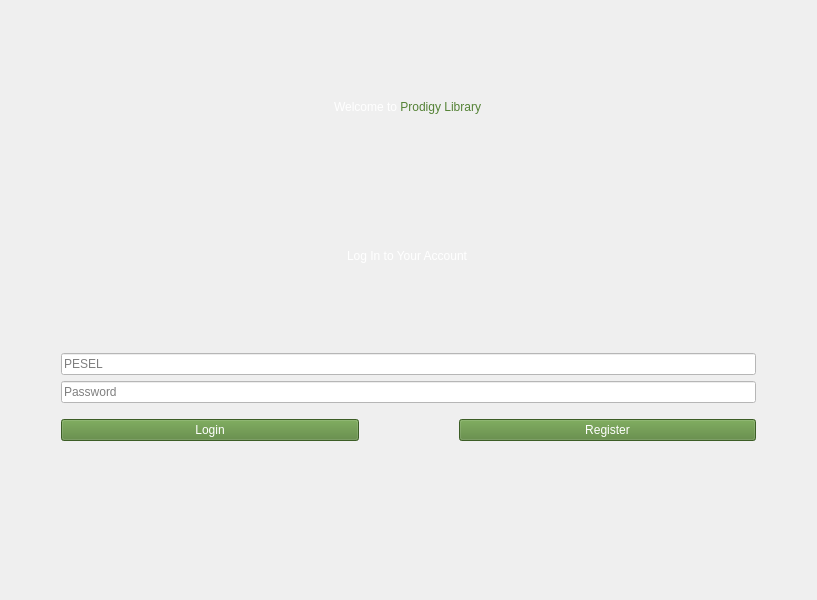
Above: loginview.ui from wcislak97/ProdigyLibrary before the change. Below: the same form after it.
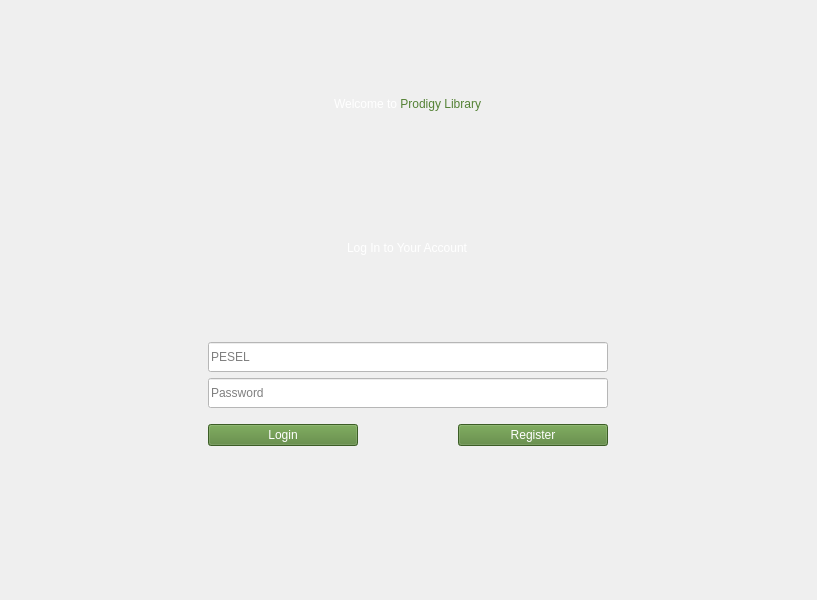
That is the form after the change.

```diff
--- a/loginview.ui
+++ b/loginview.ui
@@ -50,6 +50,18 @@
        </property>
        <item row="0" column="0">
         <widget class="QLineEdit" name="lineEdit_pesel">
+         <property name="minimumSize">
+          <size>
+           <width>300</width>
+           <height>30</height>
+          </size>
+         </property>
+         <property name="maximumSize">
+          <size>
+           <width>400</width>
+           <height>30</height>
+          </size>
+         </property>
          <property name="styleSheet">
           <string notr="true">background-color: rgb(255, 255, 255);
 color: rgb(0, 0, 0);</string>
@@ -64,6 +76,18 @@
        </item>
        <item row="1" column="0">
         <widget class="QLineEdit" name="lineEdit_password">
+         <property name="minimumSize">
+          <size>
+           <width>300</width>
+           <height>30</height>
+          </size>
+         </property>
+         <property name="maximumSize">
+          <size>
+           <width>400</width>
+           <height>30</height>
+          </size>
+         </property>
          <property name="styleSheet">
           <string notr="true">background-color: rgb(255, 255, 255);
 color: rgb(0, 0, 0);</string>
```
